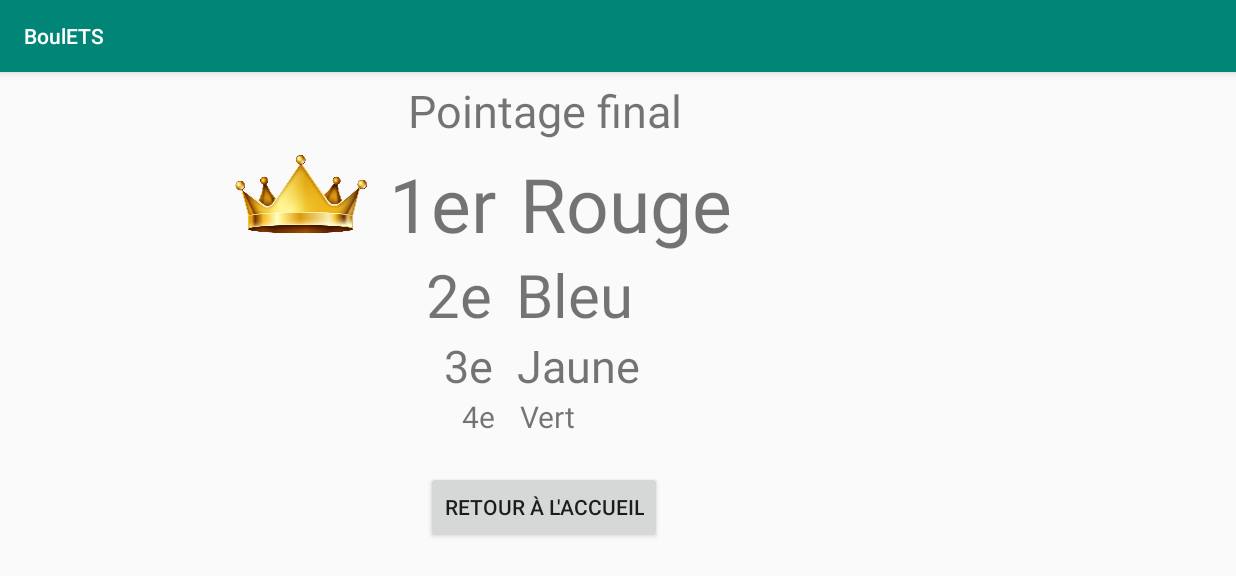
After one commit to Wikst/La_BoulETS, an Android app: the Score screen opened directly, with no data from a screen before it, on a phone screen of 824 x 412 dp (held sideways). The commit adds this screen. Shown: the top 576 px of the screen. Run offline under Robolectric (Android 15) with nearby library versions, the phone set to English and light mode, and no system bars.

Commit message:
Fenêtre fin de jeu + score final
- Visuel + liaison entre elles. La fenêtre Score (dernière fenêtre du jeu) renvoie à l'accueil (début de l'application).
- Manque une façon d'invalidé/bloquer le bouton "back" inclus dans le téléphone (on peut remonter dans le cours du jeu; chose qu'on ne veut pas)

```diff
--- a/BoulETS/app/src/main/AndroidManifest.xml
+++ b/BoulETS/app/src/main/AndroidManifest.xml
@@ -39,6 +39,12 @@
         <activity android:name=".TransitionPhase"
             android:screenOrientation="landscape">
         </activity>
+        <activity android:name=".FinJeu"
+            android:screenOrientation="landscape">
+        </activity>
+        <activity android:name=".Score"
+            android:screenOrientation="landscape">
+        </activity>
 
 
     </application>
--- /dev/null
+++ b/BoulETS/app/src/main/java/com/example/boulets/Score.java
@@ -0,0 +1,36 @@
+package com.example.boulets;
+
+import android.content.Intent;
+import android.os.Bundle;
+import android.view.View;
+import android.widget.Button;
+
+import androidx.appcompat.app.AppCompatActivity;
+
+public class Score extends AppCompatActivity {
+
+    //Déclaration des variables
+    private Button retourAccueil;
+
+    @Override
+    protected void onCreate(Bundle savedInstanceState) {
+        super.onCreate(savedInstanceState);
+        setContentView(R.layout.activity_score_final);
+
+        //Transition vers les autres vues à l'aide des boutons
+        retourAccueil = (Button) findViewById(R.id.bouton_retour_accueil);
+        retourAccueil.setOnClickListener(new View.OnClickListener() {
+
+            @Override
+            public void onClick(View v) {
+                openRetourAccueil();
+            }
+        });
+    }
+
+    //Redirection vers le menu d'accueil
+    private void openRetourAccueil() {
+        Intent intentAccueil = new Intent(this, MainActivity.class);
+        startActivity(intentAccueil);
+    }
+}
--- a/BoulETS/app/src/main/java/com/example/boulets/TransitionPhase.java
+++ b/BoulETS/app/src/main/java/com/example/boulets/TransitionPhase.java
@@ -29,7 +29,8 @@ public class TransitionPhase extends AppCompatActivity {
 
     //Redirection vers la page de jeu
     private void openFenetreJeu() {
-        Intent intentDemarrer = new Intent(this, FenetreJeu.class);
+        //Intent intentDemarrer = new Intent(this, FenetreJeu.class);
+        Intent intentDemarrer = new Intent(this, FinJeu.class);
         startActivity(intentDemarrer);
     }
 
--- /dev/null
+++ b/BoulETS/app/src/main/res/layout/activity_score_final.xml
@@ -0,0 +1,141 @@
+<?xml version="1.0" encoding="utf-8"?>
+<androidx.constraintlayout.widget.ConstraintLayout
+    xmlns:android="http://schemas.android.com/apk/res/android"
+    xmlns:app="http://schemas.android.com/apk/res-auto"
+    xmlns:tools="http://schemas.android.com/tools"
+    android:layout_width="match_parent"
+    android:layout_height="match_parent">
+
+    <TextView
+        android:id="@+id/titre_score"
+        android:layout_width="wrap_content"
+        android:layout_height="wrap_content"
+        android:layout_marginStart="272dp"
+        android:layout_marginLeft="272dp"
+        android:layout_marginTop="5dp"
+        android:text="Pointage final"
+        android:textSize="30sp"
+        app:layout_constraintStart_toStartOf="parent"
+        app:layout_constraintTop_toTopOf="parent" />
+
+    <Button
+        android:id="@+id/bouton_retour_accueil"
+        android:layout_width="wrap_content"
+        android:layout_height="wrap_content"
+        android:layout_marginStart="284dp"
+        android:layout_marginLeft="284dp"
+        android:layout_marginTop="220dp"
+        android:text="Retour à l'accueil"
+        app:layout_constraintStart_toStartOf="parent"
+        app:layout_constraintTop_toBottomOf="@+id/titre_score" />
+
+    <TextView
+        android:id="@+id/position1er"
+        android:layout_width="wrap_content"
+        android:layout_height="wrap_content"
+        android:layout_marginStart="3dp"
+        android:layout_marginLeft="3dp"
+        android:layout_marginTop="8dp"
+        android:gravity="center"
+        android:text="1er"
+        android:textSize="50sp"
+        app:layout_constraintStart_toEndOf="@+id/crown"
+        app:layout_constraintTop_toBottomOf="@+id/titre_score" />
+
+    <TextView
+        android:id="@+id/Equipe_1er"
+        android:layout_width="wrap_content"
+        android:layout_height="wrap_content"
+        android:layout_marginStart="16dp"
+        android:layout_marginLeft="16dp"
+        android:layout_marginTop="8dp"
+        android:gravity="center"
+        android:text="Rouge"
+        android:textSize="50sp"
+        app:layout_constraintStart_toEndOf="@+id/position1er"
+        app:layout_constraintTop_toBottomOf="@+id/titre_score" />
+
+    <ImageView
+        android:id="@+id/crown"
+        android:layout_width="108dp"
+        android:layout_height="107dp"
+        android:layout_marginStart="148dp"
+        android:layout_marginLeft="148dp"
+        android:layout_marginTop="32dp"
+        app:layout_constraintStart_toStartOf="parent"
+        app:layout_constraintTop_toTopOf="parent"
+        app:srcCompat="@drawable/crown" />
+
+    <TextView
+        android:id="@+id/position2"
+        android:layout_width="wrap_content"
+        android:layout_height="wrap_content"
+        android:layout_marginStart="284dp"
+        android:layout_marginLeft="284dp"
+        android:gravity="center"
+        android:text="2e"
+        android:textSize="40sp"
+        app:layout_constraintStart_toStartOf="parent"
+        app:layout_constraintTop_toBottomOf="@+id/position1er" />
+
+    <TextView
+        android:id="@+id/Equipe_2e"
+        android:layout_width="wrap_content"
+        android:layout_height="wrap_content"
+        android:layout_marginStart="16dp"
+        android:layout_marginLeft="16dp"
+        android:gravity="center"
+        android:text="Bleu"
+        android:textSize="40sp"
+        app:layout_constraintStart_toEndOf="@+id/position2"
+        app:layout_constraintTop_toBottomOf="@+id/Equipe_1er" />
+
+    <TextView
+        android:id="@+id/Equipe_3e"
+        android:layout_width="wrap_content"
+        android:layout_height="wrap_content"
+        android:layout_marginStart="16dp"
+        android:layout_marginLeft="16dp"
+        android:gravity="center"
+        android:text="Jaune"
+        android:textSize="30sp"
+        app:layout_constraintStart_toEndOf="@+id/position3"
+        app:layout_constraintTop_toBottomOf="@+id/Equipe_2e" />
+
+    <TextView
+        android:id="@+id/position3"
+        android:layout_width="wrap_content"
+        android:layout_height="wrap_content"
+        android:layout_marginStart="296dp"
+        android:layout_marginLeft="296dp"
+        android:gravity="center"
+        android:text="3e"
+        android:textSize="30sp"
+        app:layout_constraintStart_toStartOf="parent"
+        app:layout_constraintTop_toBottomOf="@+id/position2" />
+
+    <TextView
+        android:id="@+id/position4"
+        android:layout_width="wrap_content"
+        android:layout_height="wrap_content"
+        android:layout_marginStart="308dp"
+        android:layout_marginLeft="308dp"
+        android:gravity="center"
+        android:text="4e"
+        android:textSize="20sp"
+        app:layout_constraintStart_toStartOf="parent"
+        app:layout_constraintTop_toBottomOf="@+id/position3" />
+
+    <TextView
+        android:id="@+id/Equipe_4e"
+        android:layout_width="wrap_content"
+        android:layout_height="wrap_content"
+        android:layout_marginStart="16dp"
+        android:layout_marginLeft="16dp"
+        android:gravity="center"
+        android:text="Vert"
+        android:textSize="20sp"
+        app:layout_constraintStart_toEndOf="@+id/position4"
+        app:layout_constraintTop_toBottomOf="@+id/Equipe_3e" />
+
+</androidx.constraintlayout.widget.ConstraintLayout>
```
Also changed, not shown: BoulETS/app/src/main/java/com/example/boulets/FinJeu.java (added, +36 -0 lines), BoulETS/app/src/main/res/layout/activity_fin_jeu.xml (added, +44 -0 lines), BoulETS/app/src/main/res/layout/activity_transition_phase.xml (+40 -35 lines), BoulETS/app/src/main/res/drawable/crown.png (added), 2 other files.
